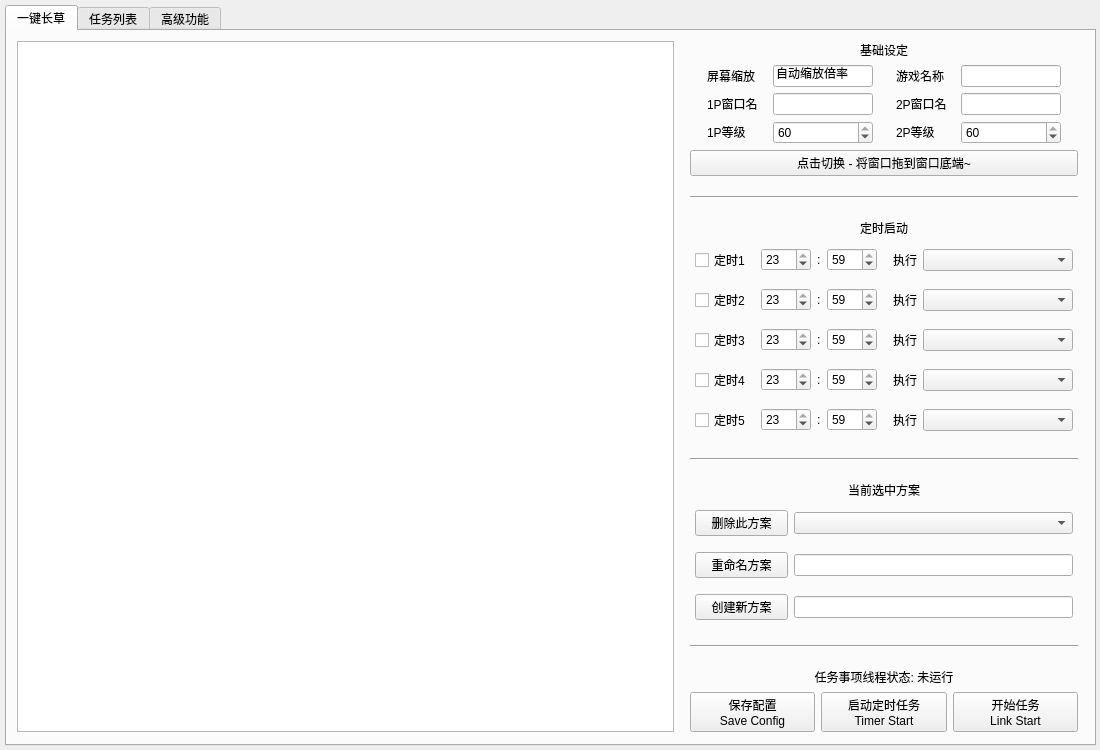
First picture: the form in resource/ui/FAA_3.0.ui, repository StareAbyss/FoodsVsMiceAutoAssistant, before the edit.
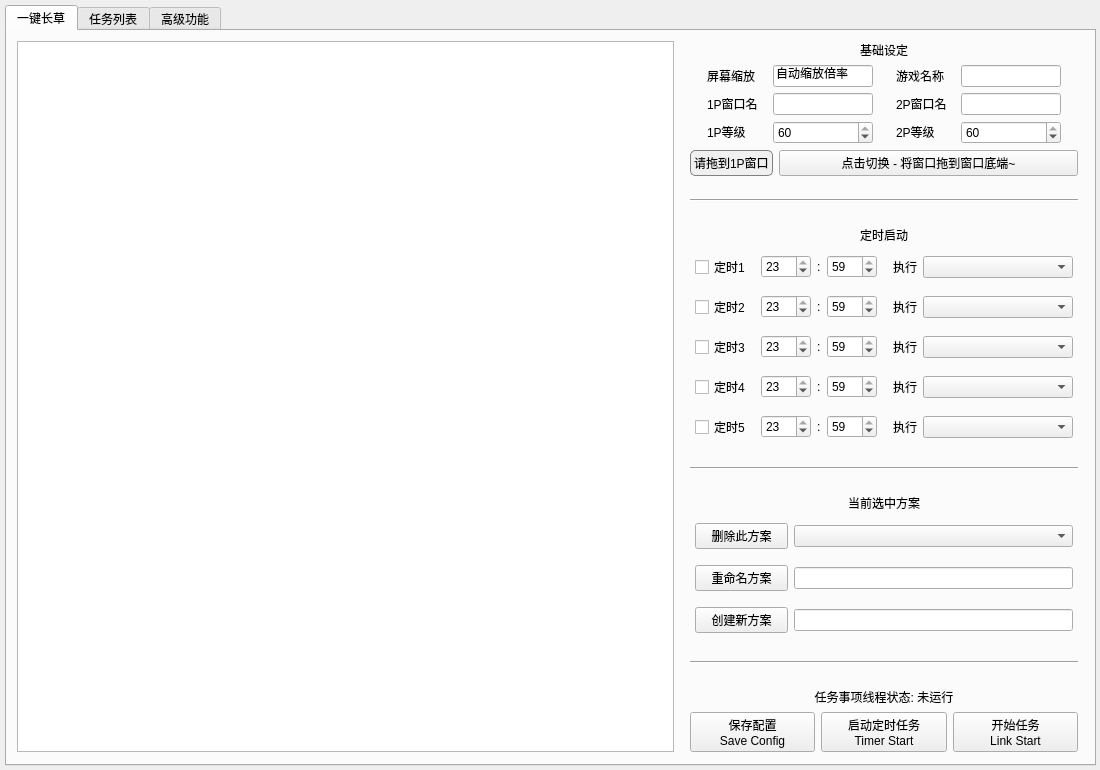
Second picture: the form after the edit. Custom widgets are drawn as their Qt base class.

Commit message: 更新了拖拽获取窗口名的功能(为此调大了窗口的高度)

Patch:
```diff
--- a/resource/ui/FAA_3.0.ui
+++ b/resource/ui/FAA_3.0.ui
@@ -10,7 +10,7 @@
     <x>0</x>
     <y>0</y>
     <width>1100</width>
-    <height>750</height>
+    <height>770</height>
    </rect>
   </property>
   <property name="sizePolicy">
@@ -22,13 +22,13 @@
   <property name="minimumSize">
    <size>
     <width>1100</width>
-    <height>750</height>
+    <height>770</height>
    </size>
   </property>
   <property name="maximumSize">
    <size>
     <width>1100</width>
-    <height>750</height>
+    <height>770</height>
    </size>
   </property>
   <property name="tabletTracking">
@@ -68,7 +68,7 @@
       <x>0</x>
       <y>0</y>
       <width>1101</width>
-      <height>751</height>
+      <height>771</height>
      </rect>
     </property>
     <layout class="QHBoxLayout" name="LayMain">
@@ -108,7 +108,7 @@
            <x>0</x>
            <y>0</y>
            <width>1081</width>
-           <height>711</height>
+           <height>731</height>
           </rect>
          </property>
          <layout class="QHBoxLayout" name="Lay_Tab1" stretch="4,0">
@@ -169,7 +169,7 @@
            </layout>
           </item>
           <item>
-           <layout class="QVBoxLayout" name="Lay_Tab1_Right" stretch="1,1,1,1,1,0,0,0,1,1,1,1,1,1,0,0,0,0,1,0,0,0,0,0,0,2">
+           <layout class="QVBoxLayout" name="Lay_Tab1_Right" stretch="1,1,1,1,0,0,0,0,1,1,1,1,1,1,0,0,0,0,1,0,0,0,0,0,0,2">
             <property name="leftMargin">
              <number>5</number>
             </property>
@@ -631,6 +631,22 @@
              </layout>
             </item>
             <item>
+             <layout class="QHBoxLayout" name="horizontalLayout_4">
+              <item>
+               <widget class="DragLabel" name="Label_drag">
+                <property name="styleSheet">
+                 <string notr="true">QLabel {
+	border: 1px solid grey;   /* 灰色边框，宽度为2像素 */
+	border-radius: 5px;       /* 边框圆角半径为5像素 */
+	background-color: #f0f0f0; /* 背景颜色，方便查看效果 */
+}</string>
+                </property>
+                <property name="text">
+                 <string>请拖到1P窗口</string>
+                </property>
+               </widget>
+              </item>
+              <item>
              <widget class="QPushButton" name="Button_Hide">
               <property name="sizePolicy">
                <sizepolicy hsizetype="Expanding" vsizetype="Expanding">
@@ -655,6 +671,8 @@
               </property>
              </widget>
             </item>
+             </layout>
+            </item>
             <item>
              <spacer name="verticalSpacer_2">
               <property name="orientation">
@@ -8744,6 +8762,13 @@
    </property>
   </action>
  </widget>
+ <customwidgets>
+  <customwidget>
+   <class>DragLabel</class>
+   <extends>QLabel</extends>
+   <header>resource.ui.draglabel</header>
+  </customwidget>
+ </customwidgets>
  <resources/>
  <connections/>
 </ui>
```
Lines whose indentation alone changed are shown as unchanged. The commit also changes 51 other files.
